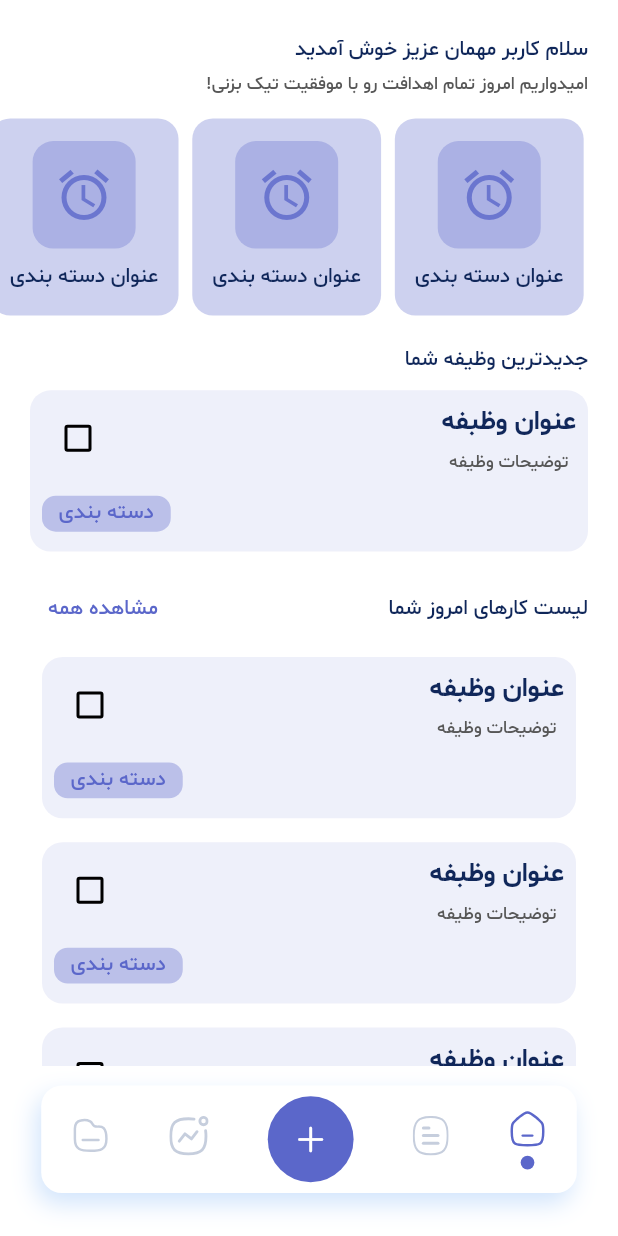
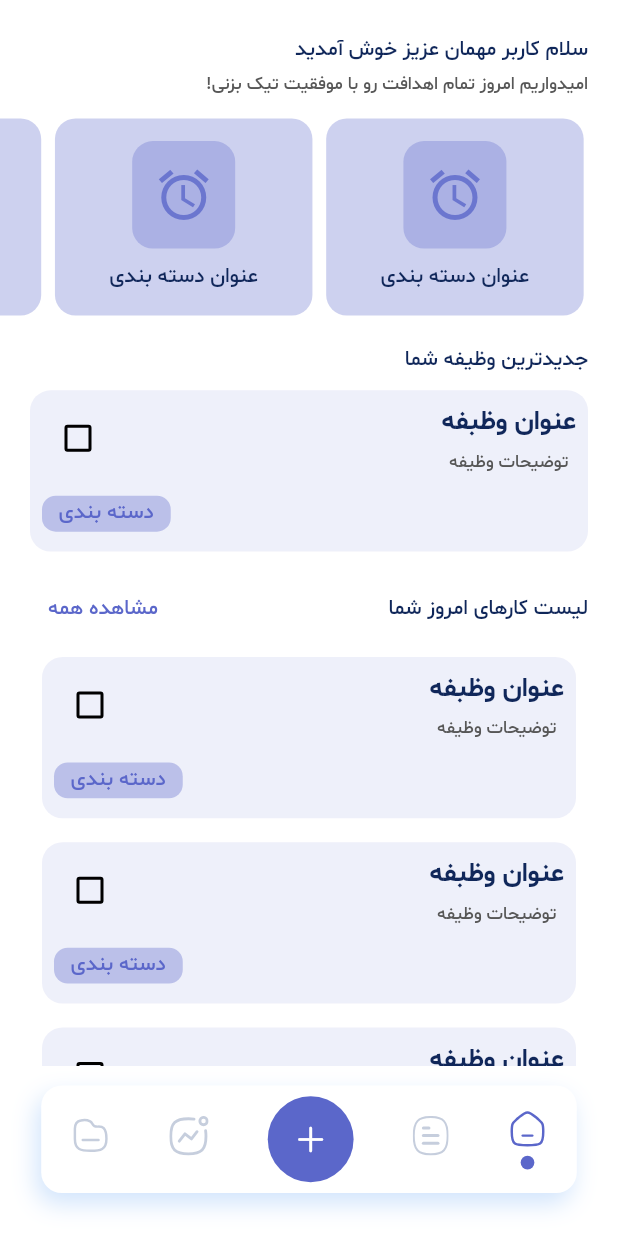
Before and after one commit to NovaTeamDevs/nova_task, a Flutter app: the screen it shows after launch, on a phone screen of 412 x 824 dp. Run offline on Flutter 3.47's test engine with Material 3 defaults, Android fonts, the phone set to English and light mode, and no system bars; our stand-ins replace dotted_border, flutter_screenutil, flutter_svg, get, loading_animation_widget.

Commit message:
completed CategoryScreen ui

```diff
--- a/lib/core/resources/app_strings.dart
+++ b/lib/core/resources/app_strings.dart
@@ -2,10 +2,12 @@ class AppStrings {
   AppStrings._();
   static const appName = "NovaTask";
   static const appVersion = "ورژن 1.0.0";
+  static const createNewCategory = "ایجاد دسته بندی جدید";
   static const welcomeGustUser = "سلام کاربر مهمان عزیز خوش آمدید";
   static const homeMessage = "امیدواریم امروز تمام اهدافت رو با موفقیت تیک بزنی!";
   static const lastAddedTask = "جدیدترین وظیفه شما";
   static const viewAll = "مشاهده همه";
+  static const gustUsername = "کاربر مهمان";
   static const searchTaskHint = "کلمه مورد نظر خود را وارد کنید";
   static const createTask = "ایجاد وظیفه جدید";
   static const taskTitleLabel = "عنوان وظیفه";
--- a/lib/core/resources/theme_management.dart
+++ b/lib/core/resources/theme_management.dart
@@ -9,7 +9,6 @@ class ThemeManagement {
       background: const Color(0xFFFFFFFF),
       primary: const Color(0xFF5B67CA),
       shadow: const Color(0xFFF1F7FF),
-
       primaryContainer: const Color(0xFF5B67CA).withOpacity(0.30)
     ),
     navigationBarTheme: const NavigationBarThemeData(
--- a/lib/core/widgets/category_widget.dart
+++ b/lib/core/widgets/category_widget.dart
@@ -5,9 +5,9 @@ import 'package:nova_task/core/resources/dimens.dart';
 
 class CategoryWidget extends StatelessWidget {
   const CategoryWidget({
-    super.key, required this.isFirst,
+    super.key,  this.isFirst,
   });
-  final bool isFirst;
+  final bool? isFirst;
 
   @override
   Widget build(BuildContext context) {
@@ -15,8 +15,7 @@ class CategoryWidget extends StatelessWidget {
       mainAxisSize: MainAxisSize.min,
       children: [
         Container(
-          margin: EdgeInsets.only(right: isFirst ? Dimens.pageMargin.w : 0,left: Dimens.small.w),
-          width: 110.w,
+          width: 150.w,
           height: 110.h,
           decoration: BoxDecoration(
               color: context.theme.colorScheme.primaryContainer,
--- a/lib/views/home_screen.dart
+++ b/lib/views/home_screen.dart
@@ -37,7 +37,10 @@ class HomeScreen extends StatelessWidget {
                 scrollDirection: Axis.horizontal,
                 itemCount: 10,
                 itemBuilder: (context, index) {
-                  return  CategoryWidget(isFirst: index == 0);
+                  return  Padding(
+                    padding: EdgeInsets.only(right: index == 0 ? Dimens.pageMargin.w : 0,left: Dimens.small.w),
+                    child: const CategoryWidget(),
+                  );
                 },
               ),
             ),
--- a/pubspec.yaml
+++ b/pubspec.yaml
@@ -43,6 +43,7 @@ dependencies:
   shared_preferences: ^2.2.3
   loading_animation_widget: ^1.2.1
   flutter_svg: ^2.0.10+1
+  dotted_border: ^2.1.0
 
 dev_dependencies:
   flutter_test:
```
Also changed, not shown: lib/views/category_screen.dart (+82 -1 lines), pubspec.lock.
